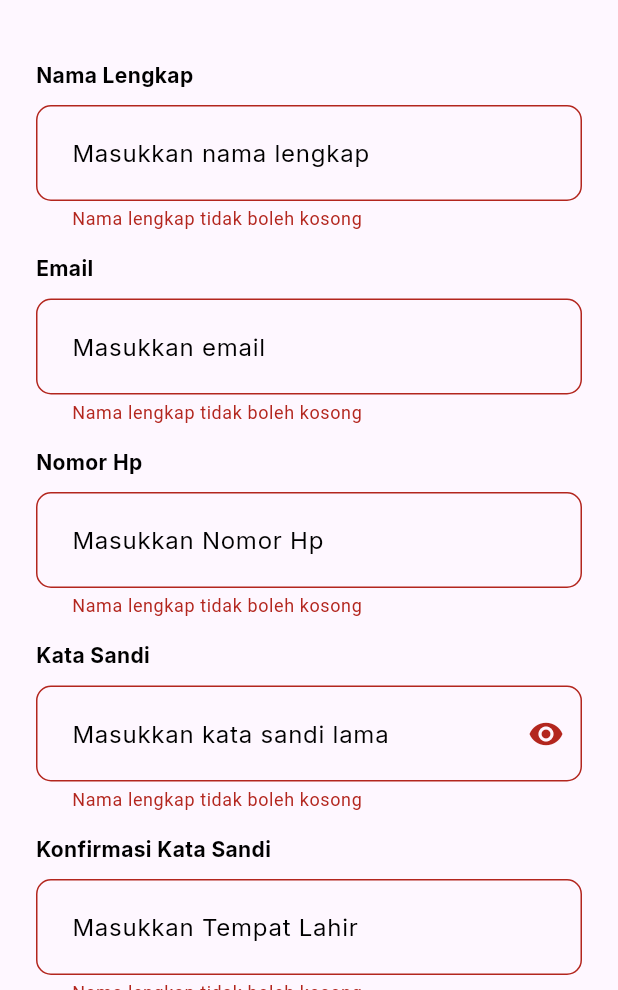
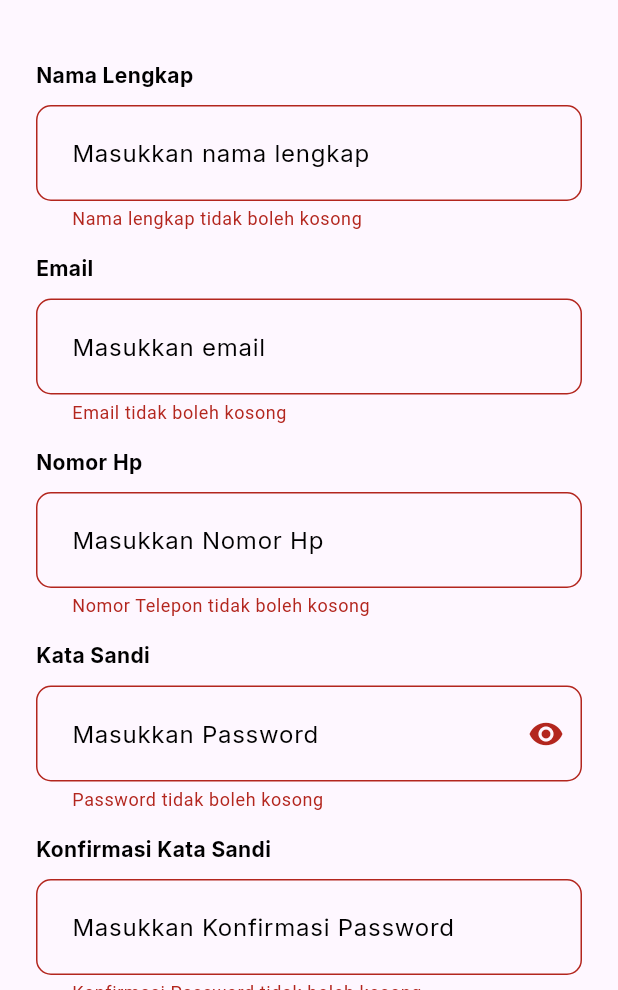
Before and after one commit to codebyfrosty/mojoflutter, a Flutter app: the RegisterPage screen opened directly, after a tap on "Daftar", on a phone screen of 412 x 824 dp, the part 246-1236 px from its top. Run offline on Flutter 3.47's test engine with Material 3 defaults, Android fonts, the phone set to English and light mode, and no system bars; our stand-ins replace buttons_tabbar, google_fonts, image_picker, persistent_bottom_nav_bar_v2, shared_preferences; missing offline and left inert: ar_flutter_plugin, drop_down_list, model_viewer_plus; accounts and stored records are empty; network calls fail; Roboto replaces fonts that are missing (Poppins).

Commit message:
Fixing final update

```diff
--- a/lib/screens/register_page.dart
+++ b/lib/screens/register_page.dart
@@ -92,7 +92,7 @@ class _RegisterPageState extends State<RegisterPage> {
             controller: _passwordController,
             validator: (value) {
               if (value == null || value.isEmpty) {
-                return 'Nama lengkap tidak boleh kosong';
+                return 'Password tidak boleh kosong';
               }
               return null;
             },
@@ -100,7 +100,7 @@ class _RegisterPageState extends State<RegisterPage> {
             decoration: InputDecoration(
                 contentPadding: const EdgeInsets.all(20),
                 labelStyle: regularTextStyle,
-                hintText: 'Masukkan kata sandi lama',
+                hintText: 'Masukkan Password',
                 hintStyle: regularTextStyle,
                 border: OutlineInputBorder(
                   borderRadius: BorderRadius.circular(10),
@@ -136,7 +136,7 @@ class _RegisterPageState extends State<RegisterPage> {
             controller: _emailController,
             validator: (value) {
               if (value == null || value.isEmpty) {
-                return 'Nama lengkap tidak boleh kosong';
+                return 'Email tidak boleh kosong';
               }
               return null;
             },
@@ -173,7 +173,7 @@ class _RegisterPageState extends State<RegisterPage> {
             controller: _numberController,
             validator: (value) {
               if (value == null || value.isEmpty) {
-                return 'Nama lengkap tidak boleh kosong';
+                return 'Nomor Telepon tidak boleh kosong';
               }
               return null;
             },
@@ -211,7 +211,7 @@ class _RegisterPageState extends State<RegisterPage> {
             controller: _confirmController,
             validator: (value) {
               if (value == null || value.isEmpty) {
-                return 'Nama lengkap tidak boleh kosong';
+                return 'Konfirmasi Password tidak boleh kosong';
               }
               return null;
             },
@@ -219,7 +219,7 @@ class _RegisterPageState extends State<RegisterPage> {
               contentPadding: const EdgeInsets.all(20),
               // labelText: 'Tempat Lahir',
               labelStyle: regularTextStyle,
-              hintText: 'Masukkan Tempat Lahir',
+              hintText: 'Masukkan Konfirmasi Password',
               hintStyle: regularTextStyle,
               border: OutlineInputBorder(
                 borderRadius: BorderRadius.circular(10),
@@ -279,11 +279,11 @@ class _RegisterPageState extends State<RegisterPage> {
                       if (_formKey.currentState!.validate()) {
                         try {
                           await authProvider.register(
-                            name: _nameController.text,
-                            email: _emailController.text,
-                            password: _passwordController.text,
-                            phone: _numberController.text,
-                            confirm_password: _confirmController.text,
+                            name: 'reza rahardian',
+                            email: 'reza@gmail.com',
+                            password: '123456',
+                            phone: '081299878879',
+                            confirm_password: '123456',
                           );
                           ScaffoldMessenger.of(context).showSnackBar(
                             const SnackBar(
@@ -297,6 +297,7 @@ class _RegisterPageState extends State<RegisterPage> {
                             (route) => false,
                           );
                         } catch (error) {
+                          print(error);
                           ScaffoldMessenger.of(context).showSnackBar(
                             const SnackBar(
                               content: Text(
```
Also changed, not shown: lib/screens/home_page.dart (+28 -6 lines).
